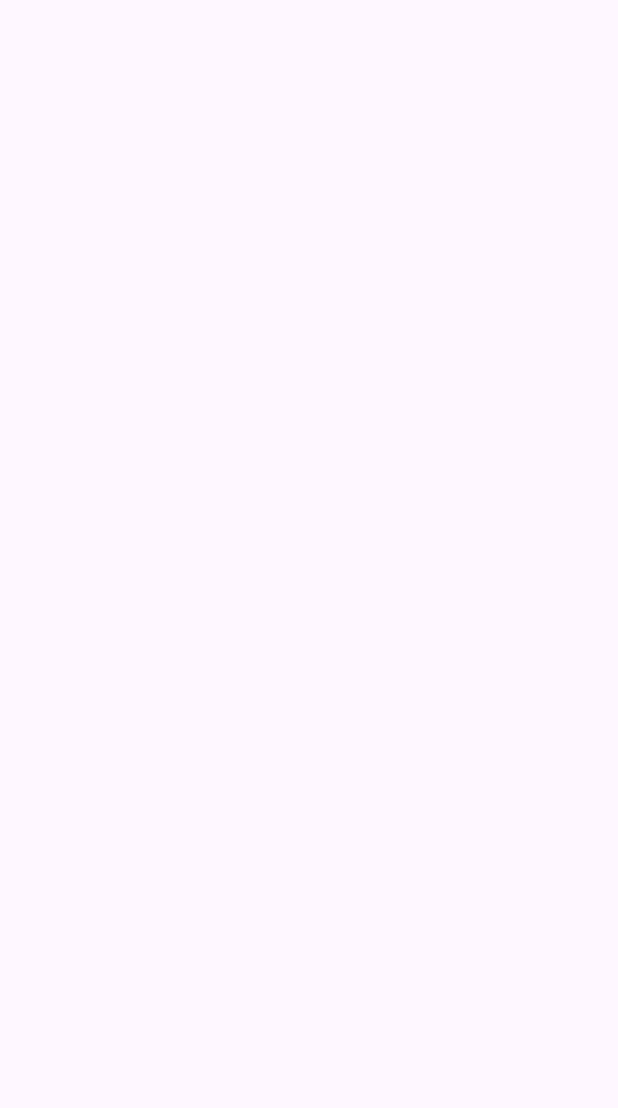
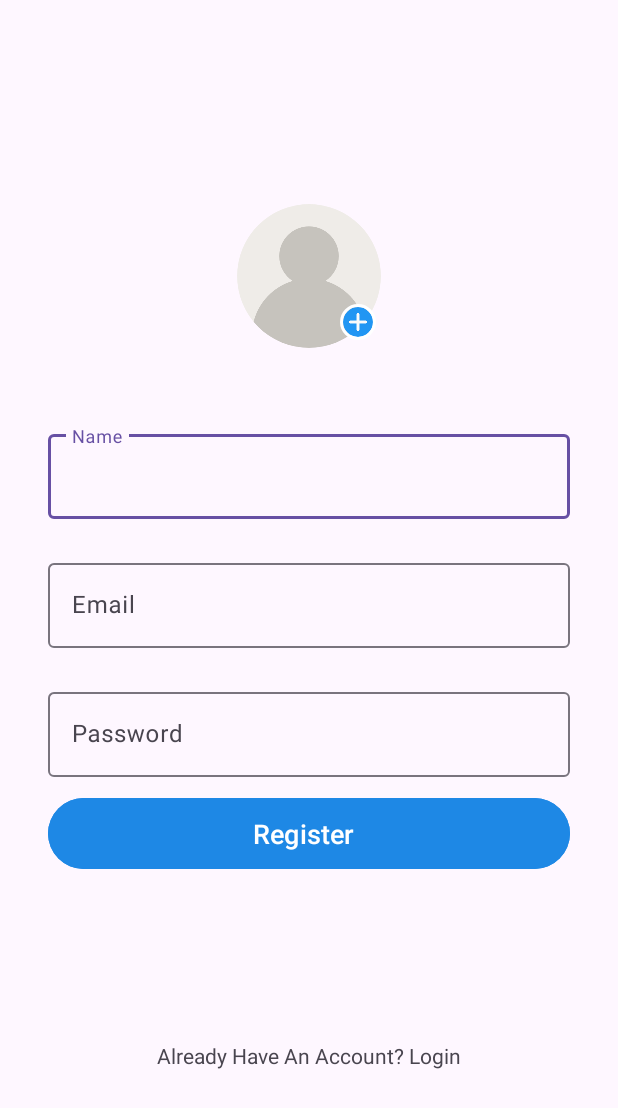
Before and after one commit to sanskritidabhade/Instagram-Clone, an Android app: the screen it shows after launch (SignUpActivity), on a phone screen of 412 x 824 dp. Before the commit the part shown is empty. Shown: the top 1108 px of the screen. Run offline under Robolectric (Android 15) with nearby library versions, the phone set to English and light mode, and no system bars; our stand-ins replace CircleImageView.

Commit message:
Designed SignUp Activity Page.

```diff
--- a/app/build.gradle.kts
+++ b/app/build.gradle.kts
@@ -45,4 +45,5 @@ dependencies {
     testImplementation(libs.junit)
     androidTestImplementation(libs.androidx.junit)
     androidTestImplementation(libs.androidx.espresso.core)
+    implementation("de.hdodenhof:circleimageview:3.1.0")
 }
--- a/app/src/main/res/layout/activity_sign_up.xml
+++ b/app/src/main/res/layout/activity_sign_up.xml
@@ -7,4 +7,105 @@
     android:layout_height="match_parent"
     tools:context=".SignUpActivity">
 
+    <de.hdodenhof.circleimageview.CircleImageView
+        android:id="@+id/profile_image"
+        android:layout_width="96dp"
+        android:layout_height="96dp"
+        android:layout_marginTop="136dp"
+
+        android:src="@drawable/user"
+        app:layout_constraintEnd_toEndOf="parent"
+        app:layout_constraintStart_toStartOf="parent"
+        app:layout_constraintTop_toTopOf="parent" />
+
+    <de.hdodenhof.circleimageview.CircleImageView
+        android:id="@+id/addImage"
+        android:layout_width="24dp"
+        android:layout_height="24dp"
+        android:src="@drawable/plus"
+        app:civ_border_color="@color/white"
+        app:civ_border_width="2dp"
+        app:layout_constraintBottom_toBottomOf="@+id/profile_image"
+        app:layout_constraintEnd_toEndOf="@+id/profile_image"
+        app:layout_constraintHorizontal_bias="0.95"
+        app:layout_constraintStart_toStartOf="@+id/profile_image"
+        app:layout_constraintTop_toTopOf="@+id/profile_image"
+        app:layout_constraintVertical_bias="0.93" />
+
+    <com.google.android.material.textfield.TextInputLayout
+        android:id="@+id/name"
+        android:layout_width="match_parent"
+        android:layout_height="wrap_content"
+        android:layout_marginStart="32dp"
+        android:layout_marginTop="52dp"
+        android:layout_marginEnd="32dp"
+        android:hint="Name"
+        app:layout_constraintEnd_toEndOf="parent"
+        app:layout_constraintStart_toStartOf="parent"
+        app:layout_constraintTop_toBottomOf="@+id/profile_image">
+
+        <com.google.android.material.textfield.TextInputEditText
+            android:layout_width="match_parent"
+            android:layout_height="wrap_content"
+            android:visibility="visible" />
+
+    </com.google.android.material.textfield.TextInputLayout>
+
+    <com.google.android.material.textfield.TextInputLayout
+        android:id="@+id/email"
+        android:layout_width="0dp"
+        android:layout_height="wrap_content"
+        android:layout_marginTop="24dp"
+        android:hint="Email"
+        app:layout_constraintEnd_toEndOf="@id/name"
+        app:layout_constraintStart_toStartOf="@id/name"
+        app:layout_constraintTop_toBottomOf="@id/name">
+
+        <com.google.android.material.textfield.TextInputEditText
+            android:layout_width="match_parent"
+            android:layout_height="wrap_content"
+            android:visibility="visible" />
+
+    </com.google.android.material.textfield.TextInputLayout>
+
+    <com.google.android.material.textfield.TextInputLayout
+        android:id="@+id/password"
+        android:layout_width="0dp"
+        android:layout_height="wrap_content"
+        android:layout_marginTop="24dp"
+        android:hint="Password"
+        app:layout_constraintEnd_toEndOf="@+id/email"
+        app:layout_constraintStart_toStartOf="@+id/email"
+        app:layout_constraintTop_toBottomOf="@+id/email">
+
+        <com.google.android.material.textfield.TextInputEditText
+            android:layout_width="match_parent"
+            android:layout_height="wrap_content"
+            android:visibility="visible" />
+
+    </com.google.android.material.textfield.TextInputLayout>
+
+    <Button
+        android:id="@+id/register"
+        style="@style/Widget.Material3.Button.Icon"
+        android:layout_width="0dp"
+        android:layout_height="55dp"
+        android:layout_marginTop="10dp"
+        android:backgroundTint="@color/blue"
+        android:text="Register"
+        android:textSize="18sp"
+        app:layout_constraintEnd_toEndOf="@+id/password"
+        app:layout_constraintStart_toStartOf="@+id/password"
+        app:layout_constraintTop_toBottomOf="@+id/password" />
+
+    <TextView
+        android:id="@+id/login"
+        android:layout_width="wrap_content"
+        android:layout_height="wrap_content"
+        android:text="Already Have An Account? Login"
+        app:layout_constraintBottom_toBottomOf="parent"
+        app:layout_constraintEnd_toEndOf="parent"
+        app:layout_constraintStart_toStartOf="parent"
+        app:layout_constraintTop_toBottomOf="@+id/register" />
+
 </androidx.constraintlayout.widget.ConstraintLayout>
--- a/app/src/main/res/values/colors.xml
+++ b/app/src/main/res/values/colors.xml
@@ -4,4 +4,5 @@
     <color name="white">#FFFFFFFF</color>
     <color name="pink">#C13584</color>
     <color name="gray">#686262</color>
+    <color name="blue">#1E88E5</color>
 </resources>
```
Also changed, not shown: app/src/main/res/drawable/plus.png (added), app/src/main/res/drawable/user.png (added).
